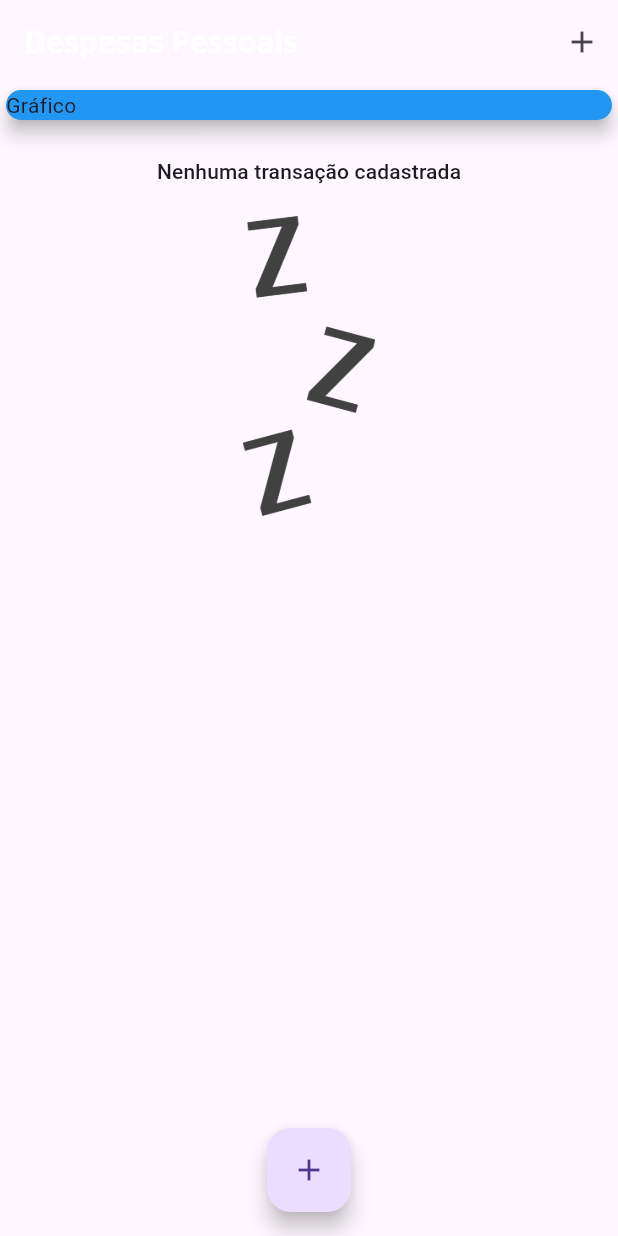
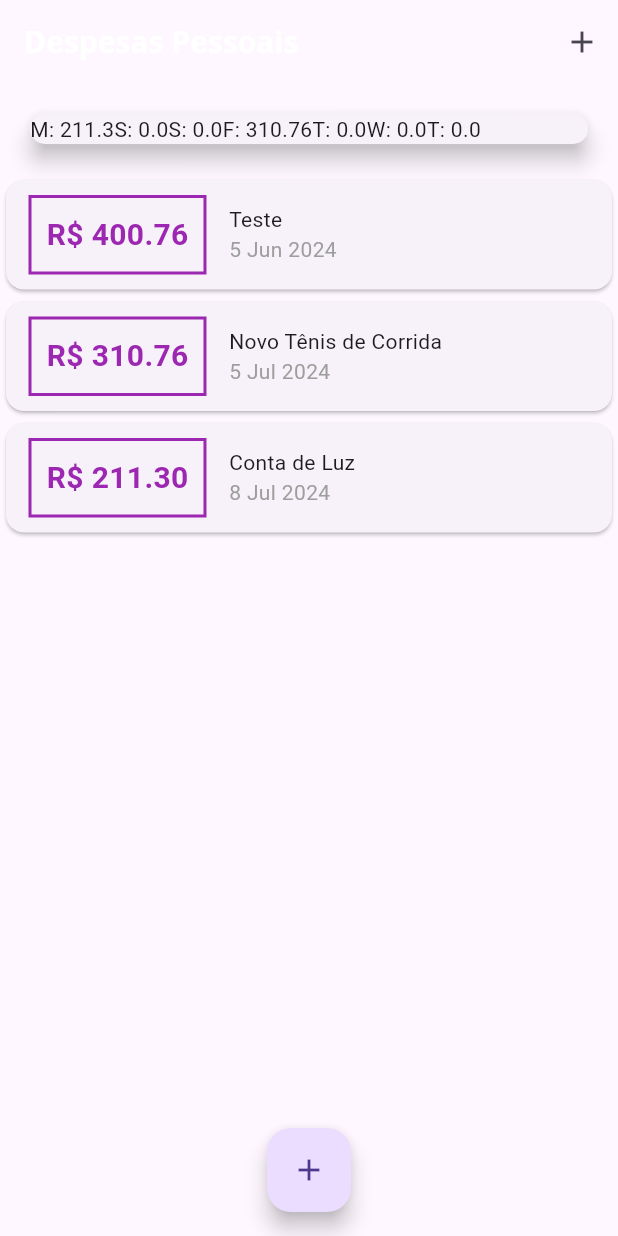
Before and after one commit to alexandreccarmo/despesas_pessoais_flutter, a Flutter app: the screen it shows after launch, on a phone screen of 412 x 824 dp. Run offline on Flutter 3.47's test engine with Material 3 defaults, Android fonts, the light colour scheme and no system bars.

Commit message:
inciando a exibicao dos dadosa em grafico, muita coisa pra fazer e refatorar ainda

```diff
--- a/expenses_flutter/lib/components/chart.dart
+++ b/expenses_flutter/lib/components/chart.dart
@@ -37,11 +37,14 @@ class Chart extends StatelessWidget {
 
   @override
   Widget build(BuildContext context) {
+    groupedTransactions;
     return Card(
       elevation: 6,
       margin: EdgeInsets.all(20),
       child: Row(
-        children: [],
+        children: groupedTransactions.map((tr){
+          return Text('${tr['day']}: ${tr['value']}');
+        }).toList(),
       ),
     );
   }
--- a/expenses_flutter/lib/main.dart
+++ b/expenses_flutter/lib/main.dart
@@ -1,3 +1,4 @@
+import 'package:expenses_flutter/components/chart.dart';
 import 'package:flutter/material.dart';
 import 'dart:math';
 import 'components/transaction_list.dart';
@@ -48,26 +49,40 @@ class MyHomePage extends StatefulWidget {
 
 class _MyHomePageState extends State<MyHomePage> {
   final List<Transaction> _transactions = [
-    // Transaction(
-    //   id: 't1',
-    //   title: 'Novo Tênis de Corrida',
-    //   value: 310.76,
-    //   date: DateTime.now(),
-    // ),
-    // Transaction(
-    //   id: 't2',
-    //   title: 'Conta de Luz',
-    //   value: 211.30,
-    //   date: DateTime.now(),
-    // ),
+    Transaction(
+      id: 't0',
+      title: 'Teste',
+      value: 400.76,
+      date: DateTime.now().subtract(Duration(days: 33)),
+    ),
+    Transaction(
+      id: 't1',
+      title: 'Novo Tênis de Corrida',
+      value: 310.76,
+      date: DateTime.now().subtract(Duration(days: 3)),
+    ),
+    Transaction(
+      id: 't2',
+      title: 'Conta de Luz',
+      value: 211.30,
+      date: DateTime.now(),
+    ),
   ];
+
+  List<Transaction> get _recentTransanctions {
+    return _transactions.where((tr){
+      return tr.date.isAfter(DateTime.now().subtract(
+        Duration(days: 7)
+      ));
+    }).toList();
+  }
 
   _addTransaction(String title, double value) {
     final newTransaction = Transaction(
       id: Random().nextDouble().toString(),
       title: title,
       value: value,
-      date: DateTime.now(),
+      date: DateTime.now().subtract(Duration(days: 4)),
     );
 
     setState(() {
@@ -102,13 +117,7 @@ class _MyHomePageState extends State<MyHomePage> {
         child: Column(
           crossAxisAlignment: CrossAxisAlignment.stretch,
           children: [
-            const SizedBox(
-              child: Card(
-                color: Colors.blue,
-                child: Text('Gráfico'),
-                elevation: 5,
-              ),
-            ),
+            Chart(_recentTransanctions),
             TransactionList(_transactions),
           ],
         ),
```
